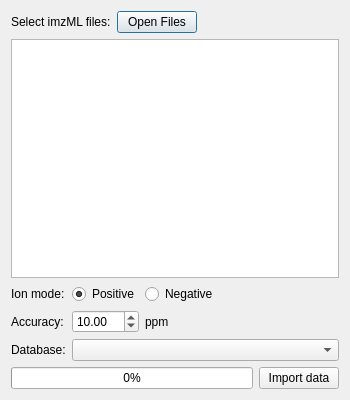
Before: the Qt Designer form resources/views/MsiImportDialog.ui in swinnenteam/LipidQMap, drawn with Qt 5.
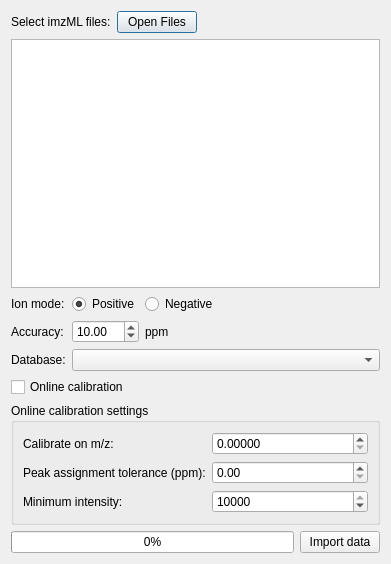
After: the same form once the commit is applied.

Commit message: add online calibration

```diff
--- a/resources/views/MsiImportDialog.ui
+++ b/resources/views/MsiImportDialog.ui
@@ -6,8 +6,8 @@
    <rect>
     <x>0</x>
     <y>0</y>
-    <width>350</width>
-    <height>400</height>
+    <width>391</width>
+    <height>564</height>
    </rect>
   </property>
   <property name="windowTitle">
@@ -66,6 +66,19 @@
      <property name="topMargin">
       <number>0</number>
      </property>
+     <item row="0" column="3">
+      <spacer name="horizontalSpacer_2">
+       <property name="orientation">
+        <enum>Qt::Horizontal</enum>
+       </property>
+       <property name="sizeHint" stdset="0">
+        <size>
+         <width>40</width>
+         <height>20</height>
+        </size>
+       </property>
+      </spacer>
+     </item>
      <item row="0" column="2">
       <widget class="QRadioButton" name="neg_radio_button">
        <property name="text">
@@ -76,6 +89,13 @@
        </attribute>
       </widget>
      </item>
+     <item row="1" column="2">
+      <widget class="QLabel" name="label_4">
+       <property name="text">
+        <string>ppm</string>
+       </property>
+      </widget>
+     </item>
      <item row="0" column="1">
       <widget class="QRadioButton" name="pos_radio_button">
        <property name="text">
@@ -89,6 +109,9 @@
        </attribute>
       </widget>
      </item>
+     <item row="2" column="1" colspan="3">
+      <widget class="QComboBox" name="database_combo_box"/>
+     </item>
      <item row="0" column="0">
       <widget class="QLabel" name="label_2">
        <property name="text">
@@ -96,18 +119,19 @@
        </property>
       </widget>
      </item>
-     <item row="0" column="3">
-      <spacer name="horizontalSpacer_2">
-       <property name="orientation">
-        <enum>Qt::Horizontal</enum>
+     <item row="2" column="0">
+      <widget class="QLabel" name="label_5">
+       <property name="text">
+        <string>Database:</string>
        </property>
-       <property name="sizeHint" stdset="0">
-        <size>
-         <width>40</width>
-         <height>20</height>
-        </size>
+      </widget>
+     </item>
+     <item row="1" column="0">
+      <widget class="QLabel" name="label_3">
+       <property name="text">
+        <string>Accuracy:</string>
        </property>
-      </spacer>
+      </widget>
      </item>
      <item row="1" column="1">
       <widget class="QDoubleSpinBox" name="ppm_spin_box">
@@ -119,32 +143,84 @@
        </property>
       </widget>
      </item>
-     <item row="1" column="0">
-      <widget class="QLabel" name="label_3">
+     <item row="3" column="0" colspan="2">
+      <widget class="QCheckBox" name="cal_check_box">
        <property name="text">
-        <string>Accuracy:</string>
+        <string>Online calibration</string>
        </property>
       </widget>
      </item>
-     <item row="1" column="2">
-      <widget class="QLabel" name="label_4">
-       <property name="text">
-        <string>ppm</string>
-       </property>
-      </widget>
-     </item>
-     <item row="2" column="0">
-      <widget class="QLabel" name="label_5">
-       <property name="text">
-        <string>Database:</string>
-       </property>
-      </widget>
-     </item>
-     <item row="2" column="1" colspan="3">
-      <widget class="QComboBox" name="database_combo_box"/>
-     </item>
     </layout>
    </item>
+   <item>
+    <widget class="QGroupBox" name="cal_group_box">
+     <property name="minimumSize">
+      <size>
+       <width>0</width>
+       <height>0</height>
+      </size>
+     </property>
+     <property name="title">
+      <string>Online calibration settings</string>
+     </property>
+     <layout class="QVBoxLayout" name="verticalLayout_2">
+      <item>
+       <layout class="QGridLayout" name="gridLayout_2">
+        <item row="1" column="1">
+         <widget class="QDoubleSpinBox" name="cal_ppm_spin_box"/>
+        </item>
+        <item row="0" column="1">
+         <widget class="QDoubleSpinBox" name="calibrant_spin_box">
+          <property name="decimals">
+           <number>5</number>
+          </property>
+          <property name="maximum">
+           <double>10000.000000000000000</double>
+          </property>
+         </widget>
+        </item>
+        <item row="0" column="0">
+         <widget class="QLabel" name="label_8">
+          <property name="text">
+           <string>Calibrate on m/z:</string>
+          </property>
+         </widget>
+        </item>
+        <item row="1" column="0">
+         <widget class="QLabel" name="label_6">
+          <property name="text">
+           <string>Peak assignment tolerance (ppm):</string>
+          </property>
+         </widget>
+        </item>
+        <item row="2" column="0">
+         <widget class="QLabel" name="label_7">
+          <property name="text">
+           <string>Minimum intensity:</string>
+          </property>
+         </widget>
+        </item>
+        <item row="2" column="1">
+         <widget class="QSpinBox" name="cal_int_spin_box">
+          <property name="minimum">
+           <number>100</number>
+          </property>
+          <property name="maximum">
+           <number>10000</number>
+          </property>
+          <property name="singleStep">
+           <number>100</number>
+          </property>
+          <property name="value">
+           <number>10000</number>
+          </property>
+         </widget>
+        </item>
+       </layout>
+      </item>
+     </layout>
+    </widget>
+   </item>
    <item>
     <layout class="QHBoxLayout" name="horizontalLayout_2">
      <item>
```
The commit also changes 8 other files.
